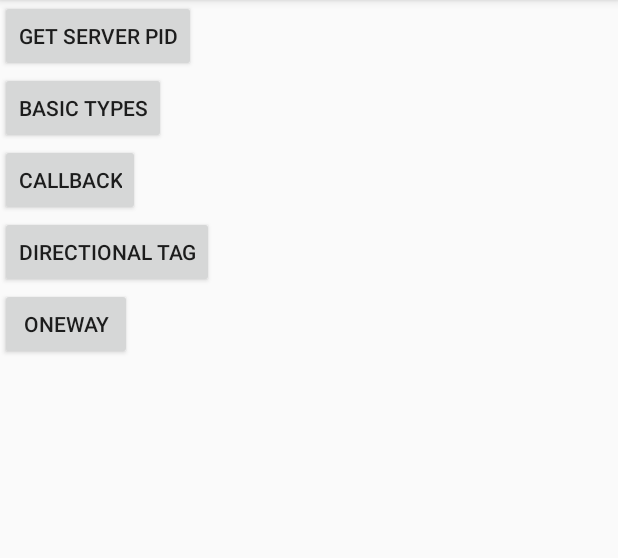
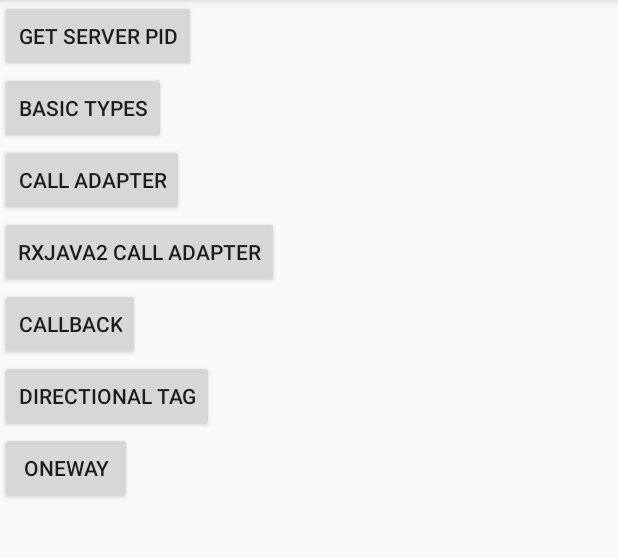
Before and after one commit to codezjx/AndLinker, an Android app: the screen it shows after launch (BindingActivity), after a tap on "BASIC TYPES", on a phone screen of 412 x 824 dp, the part 84-642 px from its top. Run offline under Robolectric (Android 15) with nearby library versions, the phone set to English and light mode, and no system bars; our stand-ins replace ButterKnife, RxJava; 1 statement that could not run was skipped.

Commit message:
Update sample project, add call adapter sample code.

```diff
--- a/sample/src/main/java/com/example/andlinker/BindingActivity.java
+++ b/sample/src/main/java/com/example/andlinker/BindingActivity.java
@@ -7,9 +7,20 @@ import android.view.View;
 import android.widget.Toast;
 
 import com.codezjx.andlinker.AndLinker;
+import com.codezjx.andlinker.Call;
+import com.codezjx.andlinker.Callback;
+import com.codezjx.andlinker.adapter.OriginalCallAdapterFactory;
+import com.codezjx.andlinker.adapter.rxjava2.RxJava2CallAdapterFactory;
+import com.codezjx.andlinker.annotation.ClassName;
+import com.codezjx.andlinker.annotation.MethodName;
+
+import java.util.List;
 
 import butterknife.ButterKnife;
 import butterknife.OnClick;
+import io.reactivex.Observable;
+import io.reactivex.android.schedulers.AndroidSchedulers;
+import io.reactivex.schedulers.Schedulers;
 
 public class BindingActivity extends AppCompatActivity {
 
@@ -18,6 +29,7 @@ public class BindingActivity extends AppCompatActivity {
 
     private AndLinker mLinker;
     private IRemoteService mRemoteService;
+    private IRemoteTask mRemoteTask;
 
     @Override
     protected void onCreate(Bundle savedInstanceState) {
@@ -28,14 +40,20 @@ public class BindingActivity extends AppCompatActivity {
         mLinker = new AndLinker.Builder(this)
                 .packageName(REMOTE_SERVICE_PKG)
                 .action(REMOTE_SERVICE_ACTION)
+                // Specify the callback executor by yourself
+                //.addCallAdapterFactory(OriginalCallAdapterFactory.create(callbackExecutor))
+                .addCallAdapterFactory(OriginalCallAdapterFactory.create()) // Basic
+                .addCallAdapterFactory(RxJava2CallAdapterFactory.create())  // RxJava2
                 .build();
         mLinker.bind();
         mLinker.registerObject(mRemoteCallback);
 
         mRemoteService = mLinker.create(IRemoteService.class);
+        mRemoteTask = mLinker.create(IRemoteTask.class);
     }
 
-    @OnClick({R.id.btn_pid, R.id.btn_basic_types, R.id.btn_callback, R.id.btn_directional, R.id.btn_oneway})
+    @OnClick({R.id.btn_pid, R.id.btn_basic_types, R.id.btn_call_adapter, R.id.btn_rxjava2_call_adapter,
+            R.id.btn_callback, R.id.btn_directional, R.id.btn_oneway})
     public void onClick(View view) {
         switch (view.getId()) {
             case R.id.btn_pid:
@@ -44,6 +62,32 @@ public class BindingActivity extends AppCompatActivity {
                 break;
             case R.id.btn_basic_types:
                 mRemoteService.basicTypes(1, 2L, true, 3.0f, 4.0d, "str");
+                break;
+            case R.id.btn_call_adapter:
+                Call<Integer> call = mRemoteTask.remoteCalculate(10, 20);
+
+                // Synchronous Request
+                // int result = call.execute();
+                // Log.d("BindingActivity", "remoteCalculate() result:" + result);
+
+                // Asynchronous Request
+                call.enqueue(new Callback<Integer>() {
+                    @Override
+                    public void onResponse(Call<Integer> call, Integer response) {
+                        Toast.makeText(BindingActivity.this, "remoteCalculate() onResponse: " + response, Toast.LENGTH_SHORT).show();
+                    }
+
+                    @Override
+                    public void onFailure(Call<Integer> call, Throwable t) {
+                        Toast.makeText(BindingActivity.this, "remoteCalculate() failure: " + t.getMessage(), Toast.LENGTH_SHORT).show();
+                    }
+                });
+                break;
+            case R.id.btn_rxjava2_call_adapter:
+                mRemoteTask.getDatas()
+                        .subscribeOn(Schedulers.io())
+                        .observeOn(AndroidSchedulers.mainThread())
+                        .subscribe(datas -> Toast.makeText(this, "getDatas() return: " + datas, Toast.LENGTH_LONG).show());
                 break;
             case R.id.btn_callback:
                 mRemoteService.registerCallback(mRemoteCallback);
@@ -78,4 +122,19 @@ public class BindingActivity extends AppCompatActivity {
             Toast.makeText(BindingActivity.this, "Server callback value: " + value, Toast.LENGTH_SHORT).show();
         }
     };
+
+
+    /**
+     * Copy the original interface, wrap the return type of the method, keep the original @ClassName and @MethodName.
+     */
+    @ClassName("com.example.andlinker.IRemoteTask")
+    public interface IRemoteTask {
+
+        @MethodName("remoteCalculate")
+        Call<Integer> remoteCalculate(int a, int b);
+
+        @MethodName("getDatas")
+        Observable<List<ParcelableObj>> getDatas();
+
+    }
 }
--- /dev/null
+++ b/sample/src/main/java/com/example/andlinker/IRemoteTask.java
@@ -0,0 +1,20 @@
+package com.example.andlinker;
+
+import com.codezjx.andlinker.annotation.ClassName;
+import com.codezjx.andlinker.annotation.MethodName;
+
+import java.util.List;
+
+/**
+ * Created by codezjx on 2018/3/14.<br/>
+ */
+@ClassName("com.example.andlinker.IRemoteTask")
+public interface IRemoteTask {
+
+    @MethodName("remoteCalculate")
+    int remoteCalculate(int a, int b);
+
+    @MethodName("getDatas")
+    List<ParcelableObj> getDatas();
+
+}
--- a/sample/src/main/java/com/example/andlinker/ParcelableObj.java
+++ b/sample/src/main/java/com/example/andlinker/ParcelableObj.java
@@ -27,6 +27,12 @@ public class ParcelableObj implements SuperParcelable {
     }
 
     public ParcelableObj() {
+    }
+
+    public ParcelableObj(int type, float value, String msg) {
+        mType = type;
+        mValue = value;
+        mMsg = msg;
     }
 
     protected ParcelableObj(Parcel in) {
--- a/sample/src/main/res/layout/activity_binding.xml
+++ b/sample/src/main/res/layout/activity_binding.xml
@@ -21,11 +21,25 @@
         app:layout_constraintTop_toBottomOf="@id/btn_pid"/>
 
     <Button
+        android:id="@+id/btn_call_adapter"
+        android:layout_width="wrap_content"
+        android:layout_height="wrap_content"
+        android:text="Call adapter"
+        app:layout_constraintTop_toBottomOf="@id/btn_basic_types"/>
+
+    <Button
+        android:id="@+id/btn_rxjava2_call_adapter"
+        android:layout_width="wrap_content"
+        android:layout_height="wrap_content"
+        android:text="RxJava2 call adapter"
+        app:layout_constraintTop_toBottomOf="@id/btn_call_adapter"/>
+
+    <Button
         android:id="@+id/btn_callback"
         android:layout_width="wrap_content"
         android:layout_height="wrap_content"
         android:text="Callback"
-        app:layout_constraintTop_toBottomOf="@id/btn_basic_types"/>
+        app:layout_constraintTop_toBottomOf="@id/btn_rxjava2_call_adapter"/>
 
     <Button
         android:id="@+id/btn_directional"
```
Also changed, not shown: sample/src/main/java/com/example/andlinker/RemoteService.java (+32 -0 lines).
